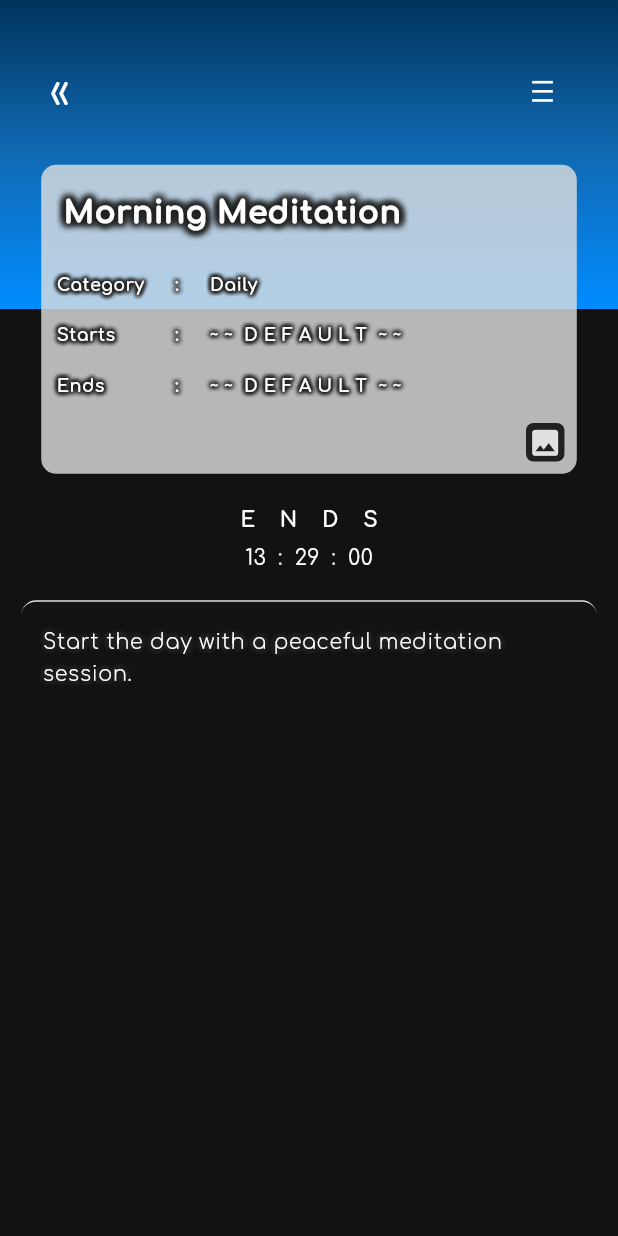
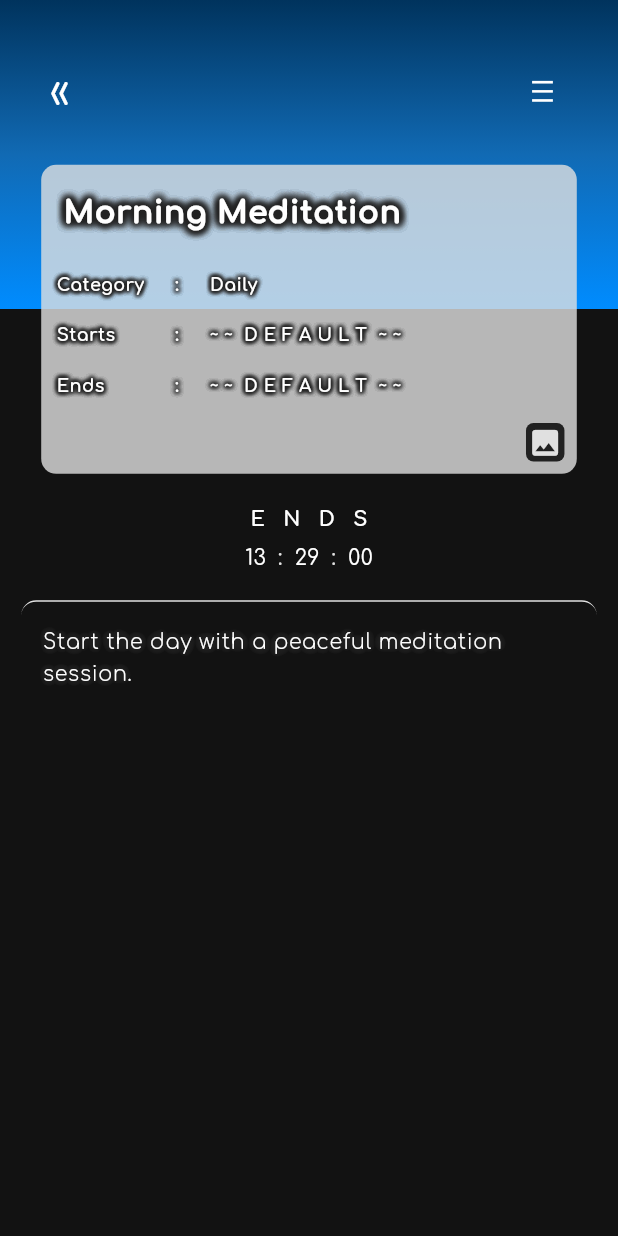
Before and after one commit to rafiedel/ToDoApp, a Flutter app: the screen it shows after launch, after a tap on "Morning Meditation", on a phone screen of 412 x 824 dp. Run offline on Flutter 3.47's test engine with Material 3 defaults, Android fonts, the phone set to English and light mode, and no system bars; our stand-ins replace action_slider, animated_custom_dropdown, animated_toggle_switch, card_swiper, flutter_bloc, google_fonts and 9 more; accounts and stored records are empty.

Commit message:
benerin tulisan ends starts dll di detail screen

```diff
--- a/todoapp/lib/screens/detail_screen.dart
+++ b/todoapp/lib/screens/detail_screen.dart
@@ -508,23 +508,25 @@ class _DetailScrenState extends State<DetailScren> {
     return BlocBuilder<EditTaskCubit, EditTaskState>(
       builder: (context, state) {
         if (state.task.isDone == true){
-          waitingFor = 'ENDED';
+          waitingFor = 'E N D E D';
         } else if(DateTime.now().isBefore(_startsController.time!) && state.task.isDone == false) {
           timesLeft = _startsController.time!.difference(DateTime.now()).inMinutes;
-          waitingFor = 'STARTS';
+          waitingFor = 'S T A R T S';
         } else if (DateTime.now().isAfter(_startsController.time!) && DateTime.now().isBefore(_endsController.time!) && state.task.isDone == false)  {
           timesLeft = _endsController.time!.difference(DateTime.now()).inMinutes;
-          waitingFor = 'ENDS';
+          waitingFor = 'E N D S';
         } else if (DateTime.now().isAfter(_endsController.time!)){
           timesLeft = DateTime.now().difference(_endsController.time!).inMinutes;
-          waitingFor = 'LATE';
+          waitingFor = 'L A T E';
         }
         return Column(
           children: <Widget>[
             Text(
               waitingFor,
               style: TextStyle(
-                  letterSpacing: phoneWidth / 25, fontWeight: FontWeight.bold),
+                   fontSize: phoneWidth/30,
+                   letterSpacing: phoneWidth/100,
+                   fontWeight: FontWeight.bold),
             ),
             waitingFor != 'ENDED'
                 ? SlideCountdownSeparated(
```
